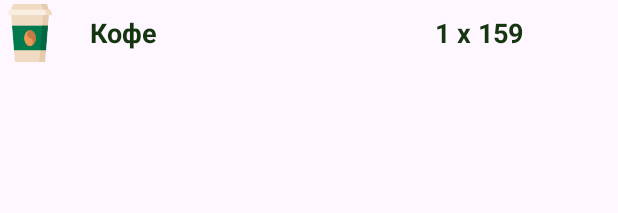
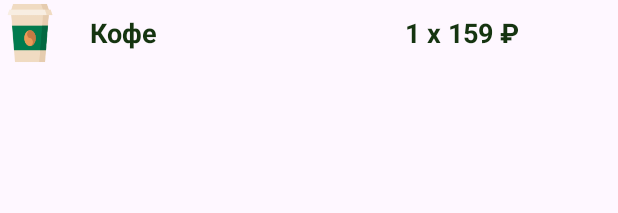
Before and after one commit to kirushaaxd/CoffeeIn_kp, an Android app: the layout item_order_story_small.xml on its own in the app's theme, with its tools: preview values and no code run, on a phone screen of 412 x 824 dp. Shown: the top 213 px of the screen. Run offline under Robolectric (Android 15) with nearby library versions, the phone set to English and light mode, and no system bars.

Commit message:
Change "ccal" in dishes info to russian; change price designs

```diff
--- a/app/src/main/java/com/example/coffeein_kp/AdapterDishes.java
+++ b/app/src/main/java/com/example/coffeein_kp/AdapterDishes.java
@@ -73,7 +73,7 @@ public class AdapterDishes extends RecyclerView.Adapter<AdapterDishes.ViewHolder
         dish_name.setText(dish.getName());
 
         Button price_btn = (Button) holder.price_btn;
-        price_btn.setText(String.valueOf(dish.getQuantity()));
+        price_btn.setText(String.valueOf(dish.getQuantity()) + " ₽");
 
         price_btn.setOnClickListener(new View.OnClickListener() {
             @Override
--- a/app/src/main/java/com/example/coffeein_kp/AdapterOrdersStoryItem.java
+++ b/app/src/main/java/com/example/coffeein_kp/AdapterOrdersStoryItem.java
@@ -64,7 +64,7 @@ public class AdapterOrdersStoryItem extends RecyclerView.Adapter<AdapterOrdersSt
         name.setText(dish.getProduct().getName());
 
         TextView price = (TextView) holder.price;
-        price.setText(dish.getCount() + " x " + dish.getPrice());
+        price.setText(dish.getCount() + " x " + dish.getPrice() + " ₽");
 
     }
 
--- a/app/src/main/java/com/example/coffeein_kp/FragmentDishInfo.java
+++ b/app/src/main/java/com/example/coffeein_kp/FragmentDishInfo.java
@@ -42,7 +42,7 @@ public class FragmentDishInfo extends BottomSheetDialogFragment {
         name.setText(product.getName());
         description.setText(product.getDescription());
         compose.setText(product.getCompound());
-        calories.setText(product.getCalories() + " ccal");
+        calories.setText(product.getCalories() + " кал.");
 
         return v;
     }
--- a/app/src/main/res/layout/fragment_profile.xml
+++ b/app/src/main/res/layout/fragment_profile.xml
@@ -74,7 +74,7 @@
                 android:layout_width="match_parent"
                 android:textSize="19sp"
                 android:layout_height="wrap_content"
-                android:textColor="@color/green" />
+                android:textColor="@color/green_dark" />
         </com.google.android.material.textfield.TextInputLayout>
 
         <com.google.android.material.button.MaterialButton
--- a/app/src/main/res/layout/item_dish.xml
+++ b/app/src/main/res/layout/item_dish.xml
@@ -54,7 +54,7 @@
                 android:layout_height="45sp"
                 app:cornerRadius="15sp"
                 android:textColor="@color/white"
-                android:text="150"
+                android:text="150 ₽"
                 android:textSize="18sp"
                 android:backgroundTint="@color/green"
                 />
--- a/app/src/main/res/layout/item_order_story_small.xml
+++ b/app/src/main/res/layout/item_order_story_small.xml
@@ -21,7 +21,7 @@
 
         <com.google.android.material.textview.MaterialTextView
             android:id="@+id/name"
-            android:layout_width="220sp"
+            android:layout_width="200sp"
             android:layout_height="wrap_content"
             android:text="Кофе"
             android:gravity="center_vertical"
@@ -37,11 +37,11 @@
             android:id="@+id/price"
             android:layout_marginStart="10sp"
             android:layout_marginEnd="20sp"
-            android:layout_width="100sp"
+            android:layout_width="125sp"
             android:layout_height="wrap_content"
             android:textColor="@color/green_dark"
             android:layout_gravity="center_vertical"
-            android:text="1 x 159"
+            android:text="1 x 159 ₽"
             android:textStyle="bold"
             android:gravity="left"
             android:textSize="18sp"
```
